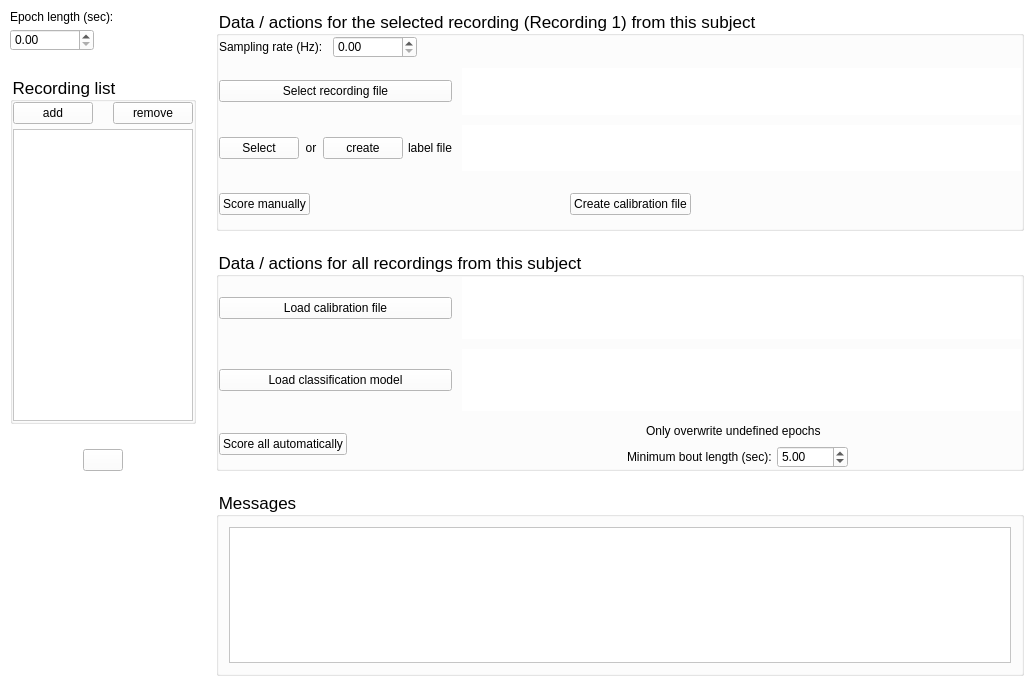
The window that accusleepy/gui/primary_window.ui (zekebarger/AccuSleePy) describes before a commit, drawn with Qt 5.
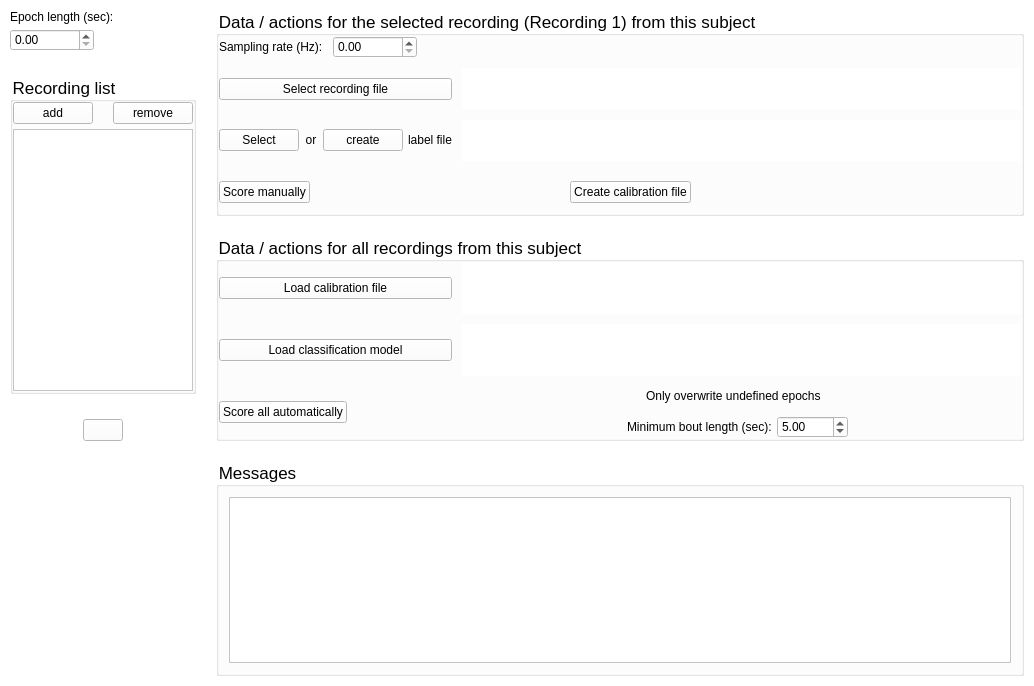
The same window after the commit. Icons and pictures are not drawn.

Commit message: even more visual improvements

```diff
--- a/accusleepy/gui/primary_window.ui
+++ b/accusleepy/gui/primary_window.ui
@@ -29,7 +29,7 @@
      <verstretch>0</verstretch>
     </sizepolicy>
    </property>
-   <layout class="QGridLayout" name="gridLayout" rowstretch="5,2" columnstretch="1,10">
+   <layout class="QGridLayout" name="gridLayout" rowstretch="2,1" columnstretch="1,10">
     <property name="leftMargin">
      <number>10</number>
     </property>
@@ -495,7 +495,7 @@
            <item>
             <layout class="QVBoxLayout" name="verticalLayout_4">
              <property name="spacing">
-              <number>5</number>
+              <number>10</number>
              </property>
              <item>
               <widget class="QCheckBox" name="overwritecheckbox">
@@ -596,6 +596,9 @@
         <pointsize>13</pointsize>
        </font>
       </property>
+      <property name="styleSheet">
+       <string notr="true"/>
+      </property>
       <property name="title">
        <string>Messages</string>
       </property>
```
Left out of the diff: 19 changed lines with no effect on the pictures. The commit also changes 1 other file.
